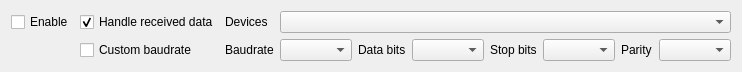
x-tools-author/x-tools, file src/debuggers/debugger/plugins/transponders/SAKTransponderSerialPortItem.ui: the form before one commit.
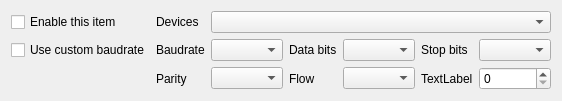
The form after the commit.

Diff of the .ui file:
```diff
--- a/src/debuggers/debugger/plugins/transponders/SAKTransponderSerialPortItem.ui
+++ b/src/debuggers/debugger/plugins/transponders/SAKTransponderSerialPortItem.ui
@@ -6,31 +6,31 @@
    <rect>
     <x>0</x>
     <y>0</y>
-    <width>742</width>
-    <height>64</height>
+    <width>438</width>
+    <height>77</height>
    </rect>
   </property>
   <property name="windowTitle">
    <string notr="true">Form</string>
   </property>
   <layout class="QGridLayout" name="gridLayout">
-   <item row="0" column="3" colspan="7">
-    <widget class="QComboBox" name="comComboBox">
-     <property name="sizePolicy">
-      <sizepolicy hsizetype="Expanding" vsizetype="Fixed">
-       <horstretch>0</horstretch>
-       <verstretch>0</verstretch>
-      </sizepolicy>
+   <item row="0" column="0">
+    <widget class="QCheckBox" name="enableCheckBox">
+     <property name="text">
+      <string>Enable this item</string>
      </property>
     </widget>
    </item>
-   <item row="0" column="1">
-    <widget class="QCheckBox" name="handleReceiveDataCheckBox">
+   <item row="0" column="2">
+    <widget class="QLabel" name="label">
+     <property name="layoutDirection">
+      <enum>Qt::LeftToRight</enum>
+     </property>
      <property name="text">
-      <string>Handle received data</string>
+      <string>Devices</string>
      </property>
-     <property name="checked">
-      <bool>true</bool>
+     <property name="alignment">
+      <set>Qt::AlignLeading|Qt::AlignLeft|Qt::AlignVCenter</set>
      </property>
     </widget>
    </item>
@@ -47,12 +47,8 @@
      </property>
     </widget>
    </item>
-   <item row="0" column="0">
-    <widget class="QCheckBox" name="enableCheckBox">
-     <property name="text">
-      <string>Enable</string>
-     </property>
-    </widget>
+   <item row="1" column="3">
+    <widget class="QComboBox" name="baudRateComboBox"/>
    </item>
    <item row="1" column="4">
     <widget class="QLabel" name="label_3">
@@ -61,25 +57,9 @@
      </property>
     </widget>
    </item>
-   <item row="1" column="3">
-    <widget class="QComboBox" name="baudRateComboBox"/>
-   </item>
-   <item row="1" column="8">
-    <widget class="QLabel" name="label_5">
-     <property name="text">
-      <string>Parity</string>
-     </property>
-    </widget>
-   </item>
-   <item row="1" column="9">
-    <widget class="QComboBox" name="parityComboBox"/>
-   </item>
    <item row="1" column="5">
     <widget class="QComboBox" name="dataBitscomboBox"/>
    </item>
-   <item row="1" column="7">
-    <widget class="QComboBox" name="stopBitscomboBox"/>
-   </item>
    <item row="1" column="6">
     <widget class="QLabel" name="label_4">
      <property name="text">
@@ -87,26 +67,56 @@
      </property>
     </widget>
    </item>
-   <item row="0" column="2">
-    <widget class="QLabel" name="label">
-     <property name="layoutDirection">
-      <enum>Qt::LeftToRight</enum>
+   <item row="1" column="7">
+    <widget class="QComboBox" name="stopBitscomboBox"/>
+   </item>
+   <item row="2" column="2">
+    <widget class="QLabel" name="label_5">
+     <property name="text">
+      <string>Parity</string>
      </property>
+    </widget>
+   </item>
+   <item row="2" column="3">
+    <widget class="QComboBox" name="parityComboBox"/>
+   </item>
+   <item row="2" column="4">
+    <widget class="QLabel" name="label_6">
      <property name="text">
-      <string>Devices</string>
+      <string>Flow</string>
      </property>
-     <property name="alignment">
-      <set>Qt::AlignLeading|Qt::AlignLeft|Qt::AlignVCenter</set>
+    </widget>
+   </item>
+   <item row="2" column="5">
+    <widget class="QComboBox" name="flowControlComboBox"/>
+   </item>
+   <item row="2" column="6">
+    <widget class="QLabel" name="label_7">
+     <property name="text">
+      <string>TextLabel</string>
      </property>
     </widget>
    </item>
-   <item row="1" column="1">
+   <item row="0" column="3" colspan="5">
+    <widget class="QComboBox" name="portNameComboBox">
+     <property name="sizePolicy">
+      <sizepolicy hsizetype="Expanding" vsizetype="Fixed">
+       <horstretch>0</horstretch>
+       <verstretch>0</verstretch>
+      </sizepolicy>
+     </property>
+    </widget>
+   </item>
+   <item row="1" column="0">
     <widget class="QCheckBox" name="customBaudrateCheckBox">
      <property name="text">
-      <string>Custom baudrate</string>
+      <string>Use custom baudrate</string>
      </property>
     </widget>
    </item>
+   <item row="2" column="7">
+    <widget class="QSpinBox" name="frameIntervalSpinBox"/>
+   </item>
   </layout>
  </widget>
  <resources/>
```
